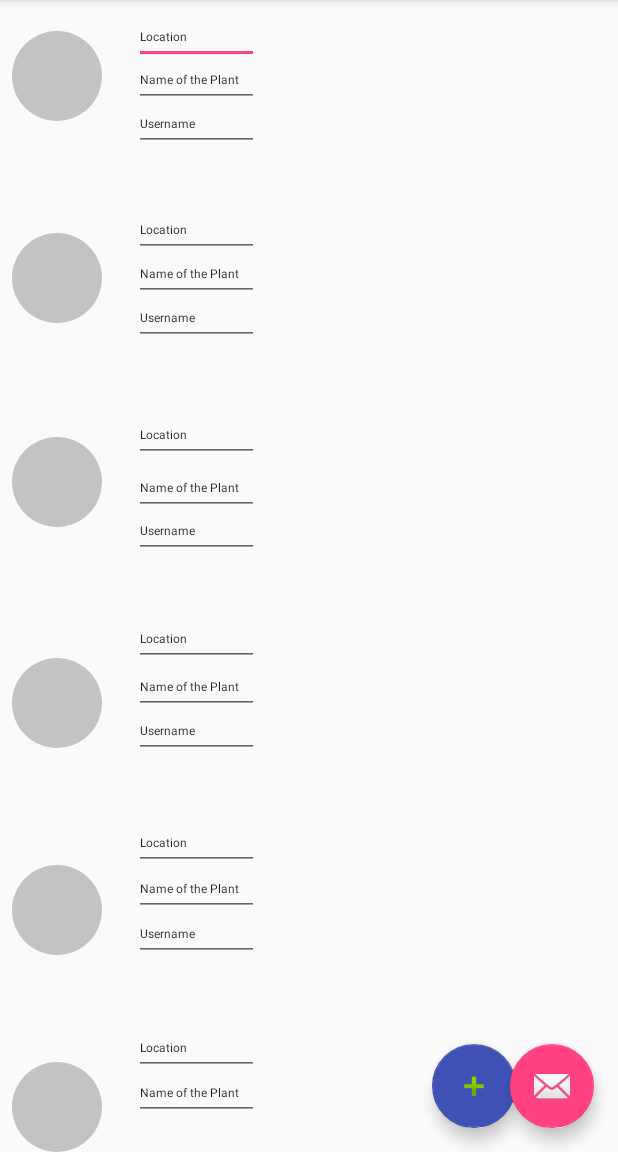
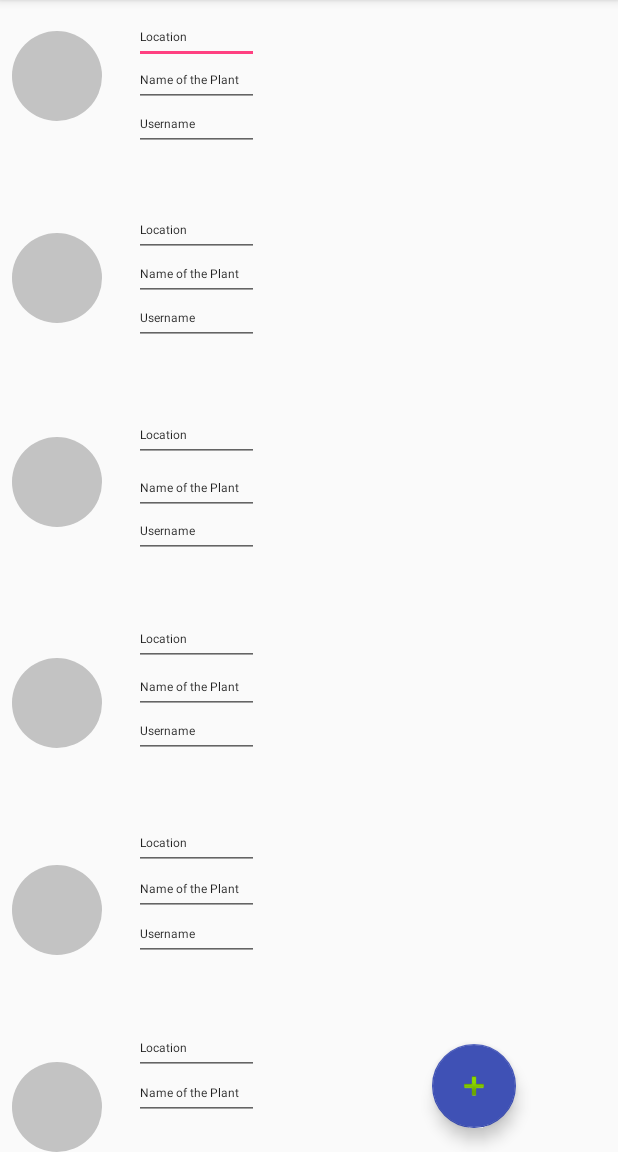
Before and after one commit to brianfu/TeamCSSS-Enactus, an Android app: the screen it shows after launch (homePage), on a phone screen of 412 x 824 dp, the part 84-1236 px from its top. Run offline under Robolectric (Android 15) with nearby library versions, the light colour scheme and no system bars.

Commit message:
removed some pink fabs

```diff
--- a/HACKtion/app/src/main/res/layout/app_bar_home_page.xml
+++ b/HACKtion/app/src/main/res/layout/app_bar_home_page.xml
@@ -22,12 +22,12 @@
 
     <include layout="@layout/content_home_page" />
 
-    <android.support.design.widget.FloatingActionButton
+    <!-- <android.support.design.widget.FloatingActionButton
         android:id="@+id/fab"
         android:layout_width="wrap_content"
         android:layout_height="wrap_content"
         android:layout_gravity="bottom|end"
         android:layout_margin="@dimen/fab_margin"
         app:srcCompat="@android:drawable/ic_dialog_email" />
-
+-->
 </android.support.design.widget.CoordinatorLayout>
--- a/HACKtion/app/src/main/res/layout/app_bar_main_page.xml
+++ b/HACKtion/app/src/main/res/layout/app_bar_main_page.xml
@@ -22,12 +22,12 @@
 
     <include layout="@layout/content_main_page" />
 
-    <android.support.design.widget.FloatingActionButton
+   <!-- <android.support.design.widget.FloatingActionButton
         android:id="@+id/fab"
         android:layout_width="wrap_content"
         android:layout_height="wrap_content"
         android:layout_gravity="bottom|end"
         android:layout_margin="@dimen/fab_margin"
         app:srcCompat="@android:drawable/sym_def_app_icon" />
-
+-->
 </android.support.design.widget.CoordinatorLayout>
```
